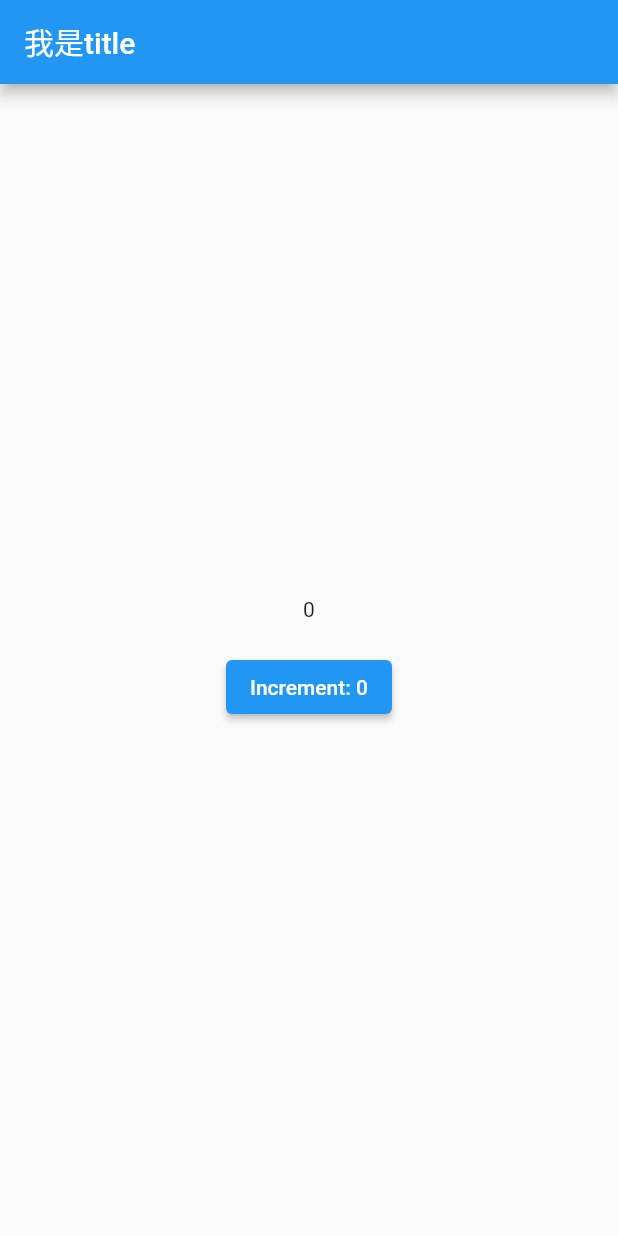
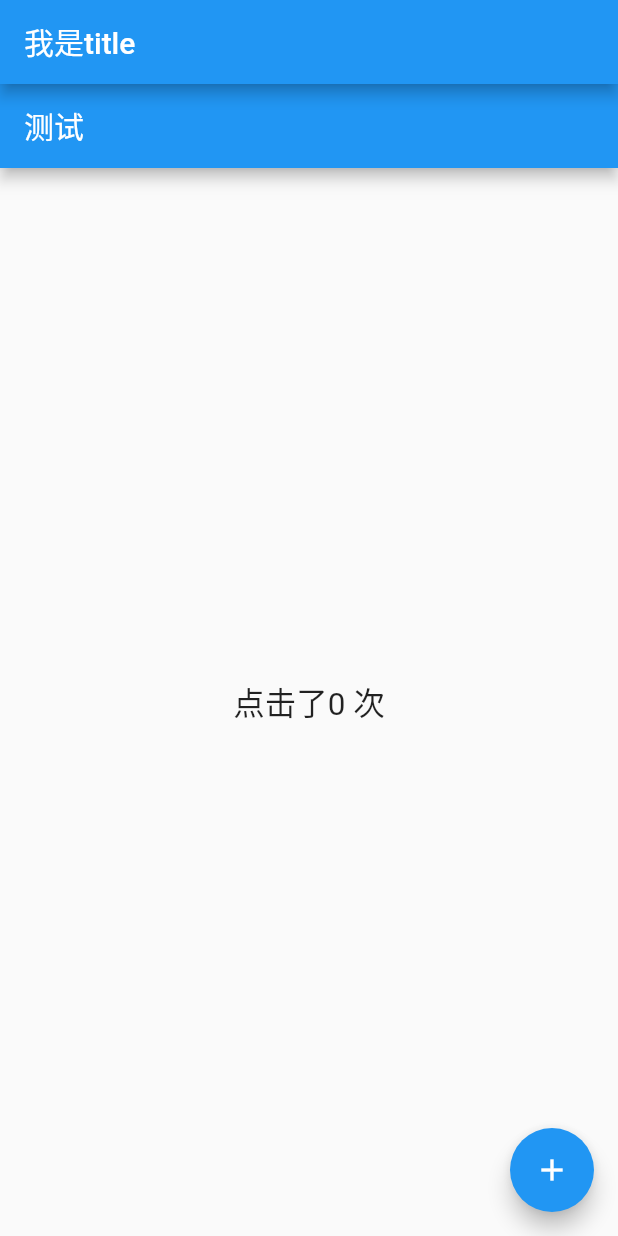
Before and after one commit to yanlele/flutter_study_case, a Flutter app: the screen it shows after launch, on a phone screen of 412 x 824 dp. Run offline on Flutter 3.47's test engine with Material 2 defaults, Android fonts, the light colour scheme and no system bars.

Commit message:
feat: demo

```diff
--- /dev/null
+++ b/lib/handle_application_widget_by_07/demo2_value_listenable/index.dart
@@ -0,0 +1,42 @@
+import 'package:flutter/material.dart';
+
+class ValueListenableRoute extends StatefulWidget {
+  const ValueListenableRoute({Key? key}) : super(key: key);
+
+  @override
+  State<ValueListenableRoute> createState() => _ValueListenableRouteState();
+}
+
+class _ValueListenableRouteState extends State<ValueListenableRoute> {
+  final ValueNotifier<int> _counter = ValueNotifier(0);
+  static const double textScaleFactor = 1.5;
+
+  @override
+  Widget build(BuildContext context) {
+    print("build");
+    return Scaffold(
+      appBar: AppBar(
+        title: const Text('测试'),
+      ),
+      body: Center(
+        child: ValueListenableBuilder<int>(
+          valueListenable: _counter,
+          builder: (BuildContext context, int value, Widget? child) {
+            return Row(
+              mainAxisAlignment: MainAxisAlignment.center,
+              children: [
+                child!,
+                Text("$value 次", textScaleFactor: textScaleFactor),
+              ],
+            );
+          },
+          child: const Text('点击了', textScaleFactor: textScaleFactor),
+        ),
+      ),
+      floatingActionButton: FloatingActionButton(
+        child: const Icon(Icons.add),
+        onPressed: () => _counter.value += 1,
+      ),
+    );
+  }
+}
--- a/lib/main.dart
+++ b/lib/main.dart
@@ -1,6 +1,6 @@
 import 'package:flutter/material.dart';
 // import '06_layout_and_constraints/09_responsive_column.dart' show YLLayoutBuilderRoute;
-import 'handle_application_widget_by_07/demo01_inherited/index.dart';
+import 'handle_application_widget_by_07/demo2_value_listenable/index.dart';
 
 main() => runApp(const MyApp());
 
@@ -16,7 +16,7 @@ class MyApp extends StatelessWidget {
       // Scaffold 脚手架， 可以快速搭建页面
       home: Scaffold(
         appBar: AppBar(title: const Text("我是title")),
-        body: const InheritedWidgetTestRoute(),
+        body: const ValueListenableRoute(),
       ),
     );
   }
```
